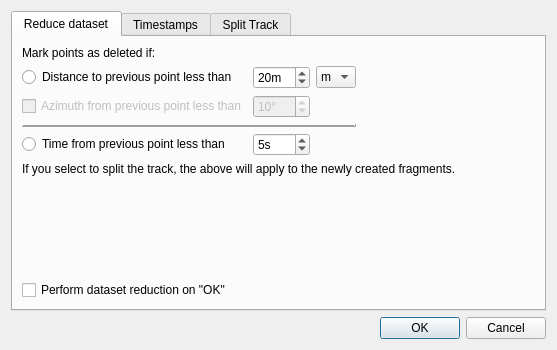
Before: the Qt Designer form src/IDlgTrackFilter.ui in ntruchsess/QLandkarteGT, drawn with Qt 5.
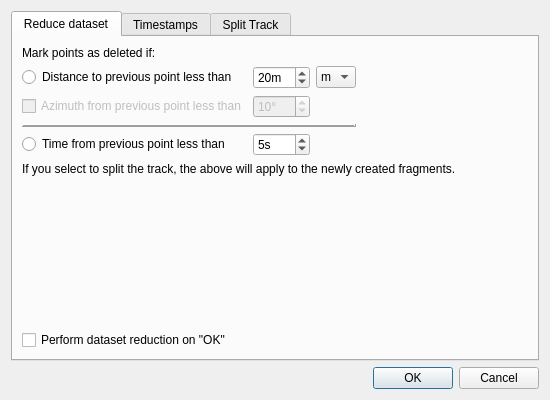
After: the same form once the commit is applied.

The edit to the form file:
```diff
--- a/src/IDlgTrackFilter.ui
+++ b/src/IDlgTrackFilter.ui
@@ -7,8 +7,8 @@
    <rect>
     <x>0</x>
     <y>0</y>
-    <width>557</width>
-    <height>343</height>
+    <width>550</width>
+    <height>400</height>
    </rect>
   </property>
   <property name="windowTitle">
```
